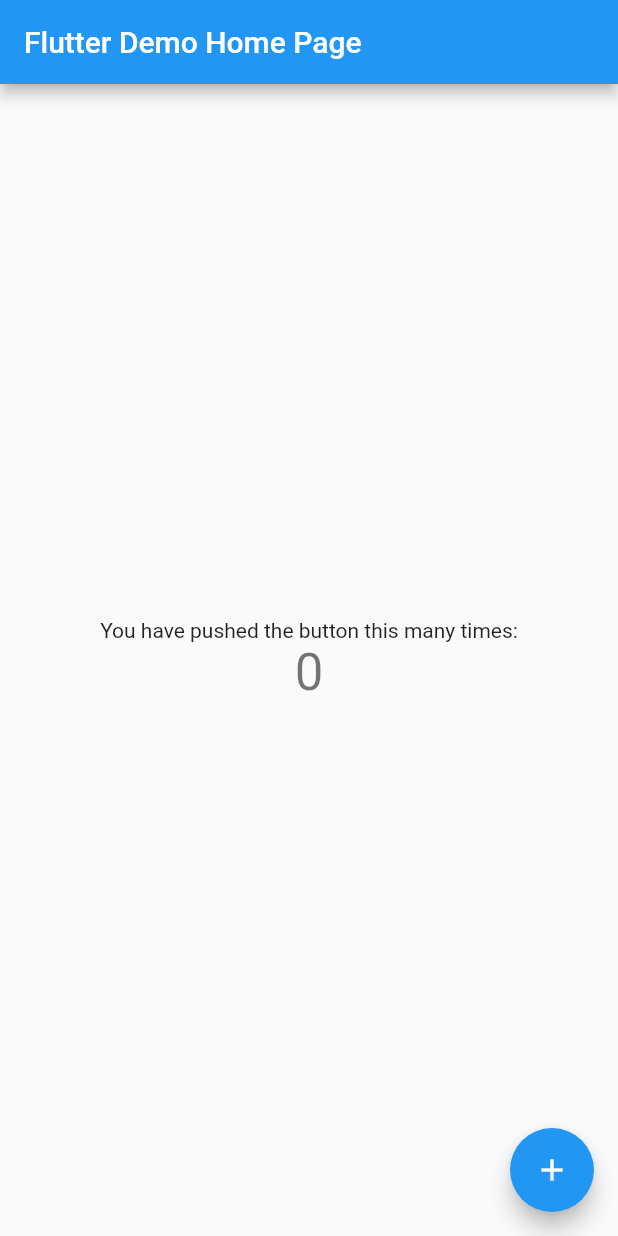
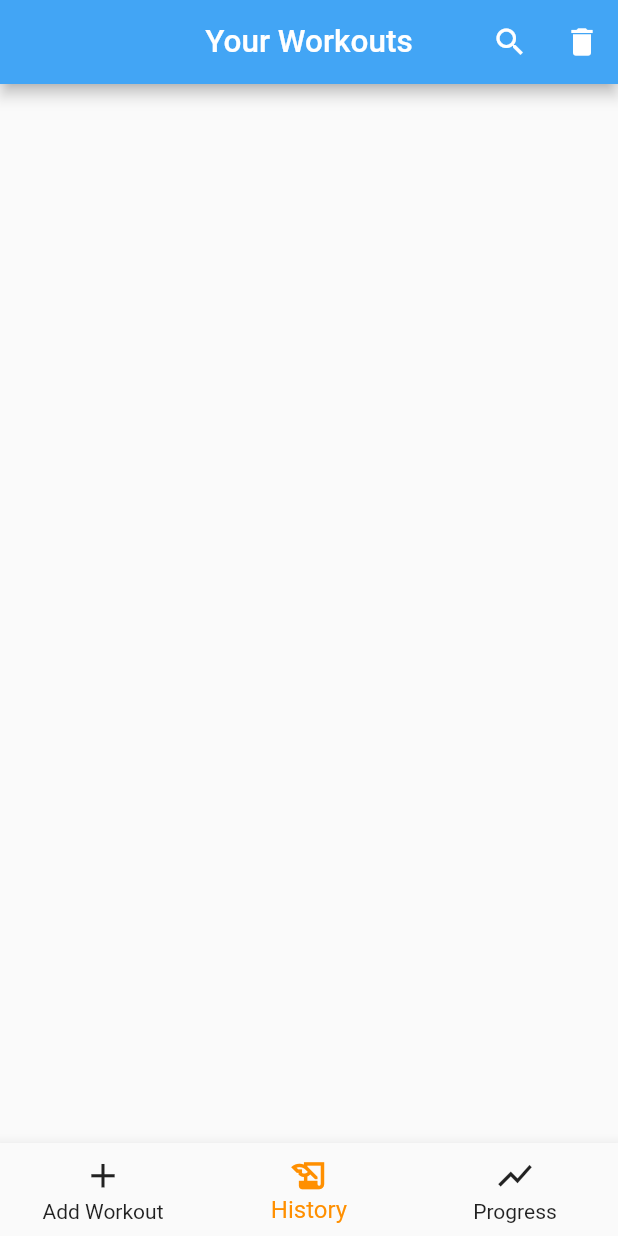
Before and after one commit to Xasthul/gym_workout_tracker, a Flutter app: the screen it shows after launch, on a phone screen of 412 x 824 dp. Run offline on Flutter 3.47's test engine with Material 2 defaults, Android fonts, the phone set to English and light mode, and no system bars.

Commit message:
Added first variants of AppBars and NavBar

```diff
--- a/lib/main.dart
+++ b/lib/main.dart
@@ -1,115 +1,62 @@
 import 'package:flutter/material.dart';
+import 'package:workout_tracker_prototype/project/app_pages/history.dart';
+import 'package:workout_tracker_prototype/project/app_pages/add_workout.dart';
+import 'package:workout_tracker_prototype/project/app_pages/progress.dart';
+import 'package:workout_tracker_prototype/project/app_pages/loading.dart';
 
 void main() {
-  runApp(const MyApp());
+  runApp(const MaterialApp(
+    home: Home()
+  ));
 }
 
-class MyApp extends StatelessWidget {
-  const MyApp({super.key});
+class Home extends StatefulWidget {
+  const Home({Key? key}) : super(key: key);
 
-  // This widget is the root of your application.
+  @override
+  State<Home> createState() => _HomeState();
+}
+
+class _HomeState extends State<Home> {
+  int _currentTabIndex = 1;
+  List<Widget> myBody = [
+    AddWorkout(),
+    History(),
+    Progress(),
+  ];
+
+  // @override
+  // void initState() {
+  //   super.initState();
+  //   DB.init();
+  // };
+
   @override
   Widget build(BuildContext context) {
-    return MaterialApp(
-      title: 'Flutter Demo',
-      theme: ThemeData(
-        // This is the theme of your application.
-        //
-        // Try running your application with "flutter run". You'll see the
-        // application has a blue toolbar. Then, without quitting the app, try
-        // changing the primarySwatch below to Colors.green and then invoke
-        // "hot reload" (press "r" in the console where you ran "flutter run",
-        // or simply save your changes to "hot reload" in a Flutter IDE).
-        // Notice that the counter didn't reset back to zero; the application
-        // is not restarted.
-        primarySwatch: Colors.blue,
-      ),
-      home: const MyHomePage(title: 'Flutter Demo Home Page'),
+    List<BottomNavigationBarItem> bottomNavBarItems = <BottomNavigationBarItem>[
+      const BottomNavigationBarItem(icon: Icon(Icons.add_outlined), label: 'Add Workout'),
+      const BottomNavigationBarItem(icon: Icon(Icons.history_edu_outlined), label: 'History'),
+      const BottomNavigationBarItem(icon: Icon(Icons.show_chart_outlined), label: 'Progress'),
+    ];
+
+    Widget bottomNavBar = BottomNavigationBar(
+      iconSize: 27,
+      selectedFontSize: 16,
+      unselectedFontSize: 14,
+      selectedItemColor: Colors.amber[800],
+      unselectedItemColor: Colors.black87,
+      items: bottomNavBarItems,
+      currentIndex: _currentTabIndex,
+      type: BottomNavigationBarType.fixed,
+      onTap: (int index) {
+        setState(() {
+          _currentTabIndex = index;
+        });
+      },
+    );
+    return Scaffold(
+      bottomNavigationBar: bottomNavBar,
+      body: myBody[_currentTabIndex],
     );
   }
 }
-
-class MyHomePage extends StatefulWidget {
-  const MyHomePage({super.key, required this.title});
-
-  // This widget is the home page of your application. It is stateful, meaning
-  // that it has a State object (defined below) that contains fields that affect
-  // how it looks.
-
-  // This class is the configuration for the state. It holds the values (in this
-  // case the title) provided by the parent (in this case the App widget) and
-  // used by the build method of the State. Fields in a Widget subclass are
-  // always marked "final".
-
-  final String title;
-
-  @override
-  State<MyHomePage> createState() => _MyHomePageState();
-}
-
-class _MyHomePageState extends State<MyHomePage> {
-  int _counter = 0;
-
-  void _incrementCounter() {
-    setState(() {
-      // This call to setState tells the Flutter framework that something has
-      // changed in this State, which causes it to rerun the build method below
-      // so that the display can reflect the updated values. If we changed
-      // _counter without calling setState(), then the build method would not be
-      // called again, and so nothing would appear to happen.
-      _counter++;
-    });
-  }
-
-  @override
-  Widget build(BuildContext context) {
-    // This method is rerun every time setState is called, for instance as done
-    // by the _incrementCounter method above.
-    //
-    // The Flutter framework has been optimized to make rerunning build methods
-    // fast, so that you can just rebuild anything that needs updating rather
-    // than having to individually change instances of widgets.
-    return Scaffold(
-      appBar: AppBar(
-        // Here we take the value from the MyHomePage object that was created by
-        // the App.build method, and use it to set our appbar title.
-        title: Text(widget.title),
-      ),
-      body: Center(
-        // Center is a layout widget. It takes a single child and positions it
-        // in the middle of the parent.
-        child: Column(
-          // Column is also a layout widget. It takes a list of children and
-          // arranges them vertically. By default, it sizes itself to fit its
-          // children horizontally, and tries to be as tall as its parent.
-          //
-          // Invoke "debug painting" (press "p" in the console, choose the
-          // "Toggle Debug Paint" action from the Flutter Inspector in Android
-          // Studio, or the "Toggle Debug Paint" command in Visual Studio Code)
-          // to see the wireframe for each widget.
-          //
-          // Column has various properties to control how it sizes itself and
-          // how it positions its children. Here we use mainAxisAlignment to
-          // center the children vertically; the main axis here is the vertical
-          // axis because Columns are vertical (the cross axis would be
-          // horizontal).
-          mainAxisAlignment: MainAxisAlignment.center,
-          children: <Widget>[
-            const Text(
-              'You have pushed the button this many times:',
-            ),
-            Text(
-              '$_counter',
-              style: Theme.of(context).textTheme.headline4,
-            ),
-          ],
-        ),
-      ),
-      floatingActionButton: FloatingActionButton(
-        onPressed: _incrementCounter,
-        tooltip: 'Increment',
-        child: const Icon(Icons.add),
-      ), // This trailing comma makes auto-formatting nicer for build methods.
-    );
-  }
-}
--- /dev/null
+++ b/lib/project/app_pages/history.dart
@@ -0,0 +1,35 @@
+import 'package:flutter/material.dart';
+
+
+class History extends StatefulWidget {
+  const History({Key? key}) : super(key: key);
+
+  @override
+  State<History> createState() => _HistoryState();
+}
+
+class _HistoryState extends State<History> {
+
+  @override
+  Widget build(BuildContext context) {
+    return Scaffold(
+      appBar: AppBar(
+        backgroundColor: Colors.blue[400],
+        title: const Text("Your Workouts", style: TextStyle(fontSize: 21)),
+        centerTitle: true,
+        actions: <Widget>[
+          IconButton(
+            tooltip: "Search",
+            icon: const Icon(Icons.search),
+            onPressed: () {},
+          ),
+          IconButton(
+            tooltip: "Remove",
+            icon: const Icon(Icons.delete),
+            onPressed: () {},
+          )
+        ],
+      ),
+      );
+  }
+}
--- /dev/null
+++ b/lib/project/app_pages/progress.dart
@@ -0,0 +1,22 @@
+import 'package:flutter/material.dart';
+
+
+class Progress extends StatefulWidget {
+  const Progress({Key? key}) : super(key: key);
+
+  @override
+  State<Progress> createState() => _ProgressState();
+}
+
+class _ProgressState extends State<Progress> {
+  @override
+  Widget build(BuildContext context) {
+    return Scaffold(
+      appBar: AppBar(
+        backgroundColor: Colors.blue[400],
+        title: const Text("Your Progress", style: TextStyle(fontSize: 21)),
+        centerTitle: true,
+      ),
+    );
+  }
+}
```
Also changed, not shown: lib/project/app_pages/add_workout.dart (added, +24 -0 lines), lib/project/app_pages/loading.dart (added, +10 -0 lines), 1 other file.
